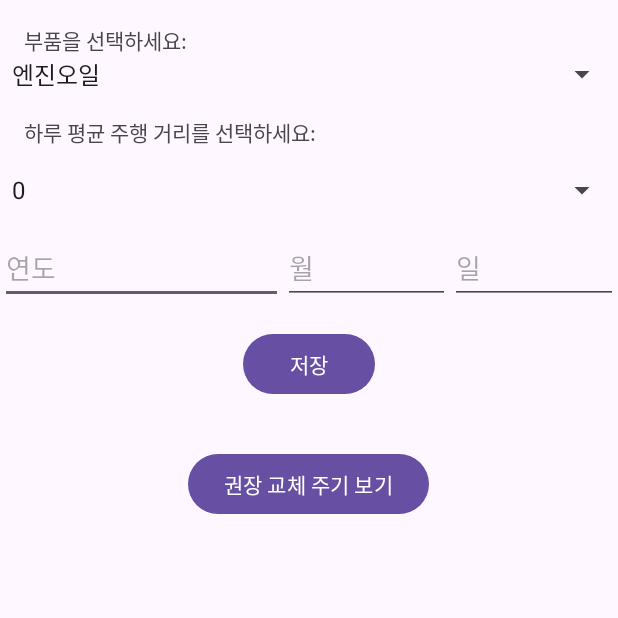
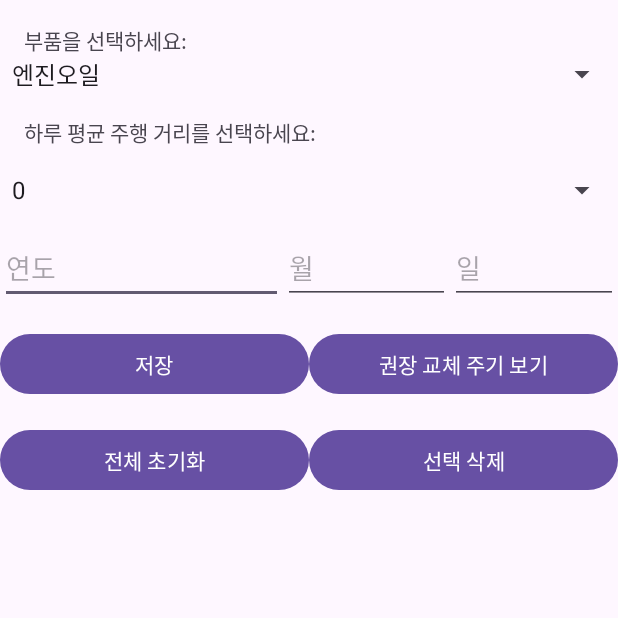
Before and after one commit to theRepetition/car-project_, an Android app: the Distance_cal screen opened directly, with no data from a screen before it, on a phone screen of 412 x 824 dp, the top half of it. Run offline under Robolectric (Android 15) with nearby library versions, the phone set to English and light mode, and no system bars.

Commit message:
- 같은 부품인데도 불구하고 데이터베이스에 덮어씌워지지 않는 문제, 주행거리가 같을때만 덮어 씌워짐  ->해결
- 데이터 베이스 초기화 버튼 만듦

- 키자마자 리스트 보이게 만듦

- 부품별 삭제 버튼 생성및 디버깅

```diff
--- a/app/src/main/java/com/example/myapplication/CarPartContract.java
+++ b/app/src/main/java/com/example/myapplication/CarPartContract.java
@@ -10,6 +10,6 @@ public final class CarPartContract {
         public static final String COLUMN_PART_NAME = "part_name";
         public static final String COLUMN_REPLACEMENT_DATE = "replacement_date";
         public static final String COLUMN_MILEAGE = "mileage";
-        public static final String COLUMN_NOTE = "note"; // 이 부분을 추가했습니다.
+        public static final String COLUMN_NOTE = "note"; // 이 부분을 추가
     }
 }
--- a/app/src/main/java/com/example/myapplication/CarPartsAdapter.java
+++ b/app/src/main/java/com/example/myapplication/CarPartsAdapter.java
@@ -58,6 +58,11 @@ public class CarPartsAdapter extends BaseAdapter {
         carParts.clear();
         notifyDataSetChanged();
     }
+    //삭제
+    public void remove(CarPart carPart) {
+        carParts.remove(carPart);
+        notifyDataSetChanged();
+    }
 
     // addAll 메소드 정의
     public void addAll(List<CarPart> carParts) {
--- a/app/src/main/java/com/example/myapplication/Distance_cal.java
+++ b/app/src/main/java/com/example/myapplication/Distance_cal.java
@@ -1,6 +1,8 @@
 package com.example.myapplication;
+import android.graphics.Color;
 import android.os.Bundle;
 import android.view.View;
+import android.widget.AdapterView;
 import android.widget.ArrayAdapter;
 import android.widget.Button;
 import android.widget.EditText;
@@ -31,7 +33,10 @@ public class Distance_cal extends AppCompatActivity {
     private List<DBHelper.RecommendedReplacement> recommendedReplacements;
     // 연, 월, 일 EditText 필드
     private EditText yearEditText, monthEditText, dayEditText;
-
+    private String selectedPartName;
+    private String selectedDate;
+    private CarPart selectedCarPart;
+    private View selectedView;
 
     @Override
     protected void onCreate(Bundle savedInstanceState) {
@@ -98,11 +103,39 @@ public class Distance_cal extends AppCompatActivity {
         carPartsListView.setAdapter(carPartsAdapter);
 
         // "저장" 버튼 클릭 이벤트 리스너 설정
+        Button clearDatabaseButton = findViewById(R.id.clearDatabaseButton);
 
+
+
+
+        // 버튼 눌러서 데이터 베이스 초기화 하게
+        clearDatabaseButton.setOnClickListener(new View.OnClickListener() {
+            @Override
+            public void onClick(View v) {
+                dbHelper.clearCarParts();
+                //리스트 바로 업데이트 해서 보여주기
+                carPartsAdapter.clear();
+                carPartsAdapter.notifyDataSetChanged();
+                Toast.makeText(Distance_cal.this, "전체 삭제 완료", Toast.LENGTH_SHORT).show();
+                // 필요한 경우 UI 업데이트
+            }
+
+
+        }
+
+
+
+        );
 
         saveButton.setOnClickListener(new View.OnClickListener() {
             @Override
             public void onClick(View v) {
+                if (selectedView != null) {
+                    selectedView.setBackgroundColor(Color.TRANSPARENT); // 또는 원래 배경색으로 설정
+                    selectedView = null; // 선택된 뷰 참조 제거
+                }
+                // ListView 업데이트
+                carPartsAdapter.notifyDataSetChanged();
 
                 try {
 
@@ -143,6 +176,57 @@ public class Distance_cal extends AppCompatActivity {
                 }
             }
         });
+
+        carPartsListView.setOnItemClickListener(new AdapterView.OnItemClickListener() {
+            @Override
+            public void onItemClick(AdapterView<?> parent, View view, int position, long id) {
+                // 이전에 선택된 뷰의 배경색을 초기화
+                if (selectedView != null) {
+                    selectedView.setBackgroundColor(Color.TRANSPARENT); // 또는 원래 배경색으로 설정
+                }
+
+                // 새로 선택된 뷰의 배경색 변경
+                view.setBackgroundColor(Color.LTGRAY); // 선택된 항목의 배경색 지정
+                selectedView = view; // 선택된 뷰 저장
+
+                // 선택된 항목의 CarPart 객체를 가져오기
+                selectedCarPart = (CarPart) parent.getItemAtPosition(position);
+            }
+        });
+
+
+        Button deleteButton = findViewById(R.id.deleteButton);
+        deleteButton.setOnClickListener(new View.OnClickListener() {
+            @Override
+            public void onClick(View v) {
+
+                if (selectedView != null) {
+                    selectedView.setBackgroundColor(Color.TRANSPARENT); // 또는 원래 배경색으로 설정
+                    selectedView = null; // 선택된 뷰 참조 제거
+                }
+                // ListView 업데이트
+                carPartsAdapter.notifyDataSetChanged();
+
+                if (selectedCarPart != null) {
+                    // 데이터베이스에서 선택된 부품 데이터 삭제
+                    dbHelper.deleteCarPart(selectedCarPart.getName(), selectedCarPart.getReplacementDate());
+
+                    // 리스트 어댑터에서도 해당 항목을 제거하고 업데이트
+                    carPartsAdapter.remove(selectedCarPart);
+                    carPartsAdapter.notifyDataSetChanged();
+
+                    // 선택된 항목 초기화
+                    selectedCarPart = null;
+                } else {
+                    Toast.makeText(Distance_cal.this, "삭제할 항목을 선택", Toast.LENGTH_SHORT).show();
+                }
+            }
+        });
+
+
+
+        // 데이터베이스에서 차량 부품 데이터 로드 및 리스트뷰 업데이트
+        loadCarPartsData();
     }
 
 
@@ -195,4 +279,12 @@ public class Distance_cal extends AppCompatActivity {
 
         return 0; // 해당 부품의 권장 교체 주행 거리가 없으면 0 반환
     }
+
+    //DBHelper에서 리스트뷰 가져온 후 새로고침해서 바로보이게
+    private void loadCarPartsData() {
+        List<CarPart> carParts = dbHelper.getAllCarParts();
+        carPartsAdapter.clear();
+        carPartsAdapter.addAll(carParts);
+        carPartsAdapter.notifyDataSetChanged();
+    }
 }
--- a/app/src/main/res/layout/activity_distance_cal.xml
+++ b/app/src/main/res/layout/activity_distance_cal.xml
@@ -76,31 +76,66 @@
             android:hint="일" />
     </LinearLayout>
 
-    <!-- "저장" 버튼 -->
+    <!-- 저장, 교체주기 버튼 -->
+    <LinearLayout
+        android:id="@+id/save_button"
+        android:layout_width="match_parent"
+        android:layout_height="wrap_content"
+        android:orientation="horizontal"
+        android:layout_below="@id/dayl"
+        android:layout_marginTop="16dp">
         <Button
             android:id="@+id/saveButton"
-        android:layout_width="wrap_content"
+            android:layout_width="0dp"
             android:layout_height="wrap_content"
             android:text="저장"
-        android:layout_below="@id/dayl"
             android:layout_centerHorizontal="true"
-        android:layout_marginTop="16dp" />
-
+            android:layout_weight="1"/>
         <Button
             android:id="@+id/viewRecommendedButton"
-        android:layout_width="wrap_content"
+            android:layout_width="0dp"
             android:layout_height="wrap_content"
             android:text="권장 교체 주기 보기"
             android:layout_below="@id/carPartsListView"
             android:layout_centerHorizontal="true"
-        android:layout_marginTop="16dp" />
+            android:layout_weight="1"/>
+    </LinearLayout>
+
+
+
+    <!-- 데이터 베이스 초기화 버튼 -->
+    <LinearLayout
+        android:id="@+id/remove_button"
+        android:layout_width="match_parent"
+        android:layout_height="wrap_content"
+        android:orientation="horizontal"
+        android:layout_below="@id/save_button"
+        android:layout_marginTop="16dp">
+
+        <Button
+            android:id="@+id/clearDatabaseButton"
+            android:layout_width="0dp"
+            android:layout_height="wrap_content"
+            android:text="전체 초기화"
+            android:layout_centerHorizontal="true"
+            android:layout_weight="1"/>
+        <Button
+            android:id="@+id/deleteButton"
+            android:layout_width="0dp"
+            android:layout_height="wrap_content"
+            android:text="선택 삭제"
+            android:layout_below="@id/carPartsListView"
+            android:layout_centerHorizontal="true"
+            android:layout_weight="1"/>/>
+
+    </LinearLayout>
 
     <!-- CarPartsAdapter에 연결된 ListView -->
     <ListView
         android:id="@+id/carPartsListView"
         android:layout_width="match_parent"
         android:layout_height="wrap_content"
-        android:layout_below="@id/saveButton"
+        android:layout_below="@id/remove_button"
         android:layout_marginTop="16dp" />
     <ImageView
         android:id="@+id/imageView"
```
Also changed, not shown: app/src/main/java/com/example/myapplication/DBHelper.java (+20 -6 lines). Lines whose indentation alone changed are shown as unchanged.
